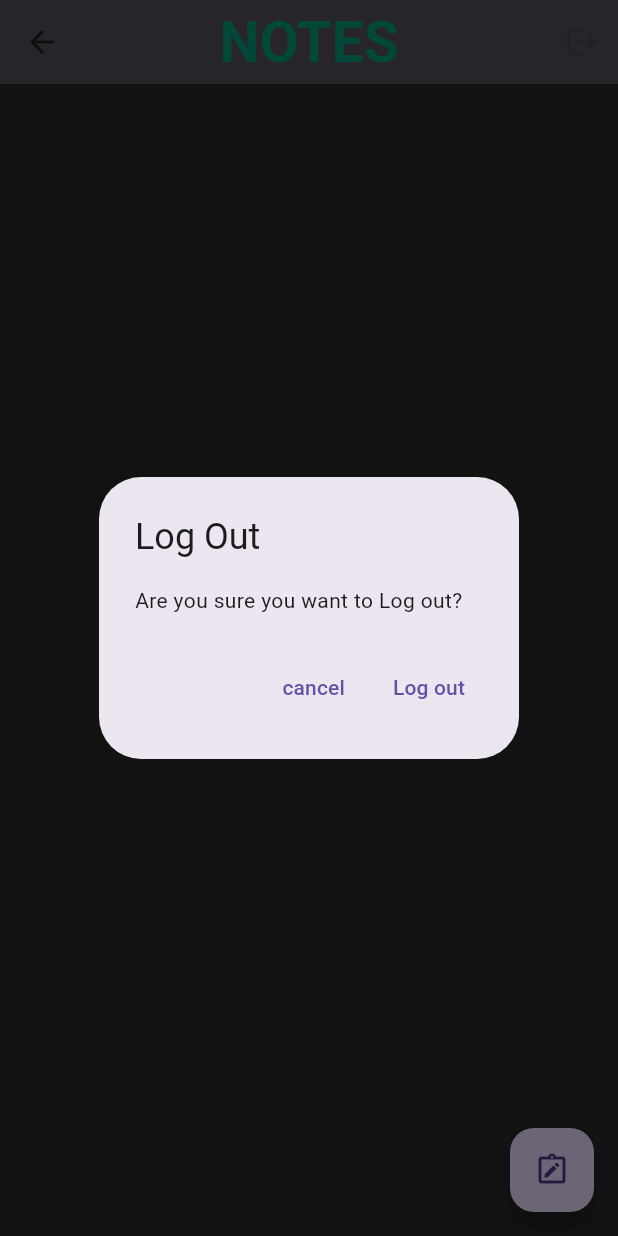
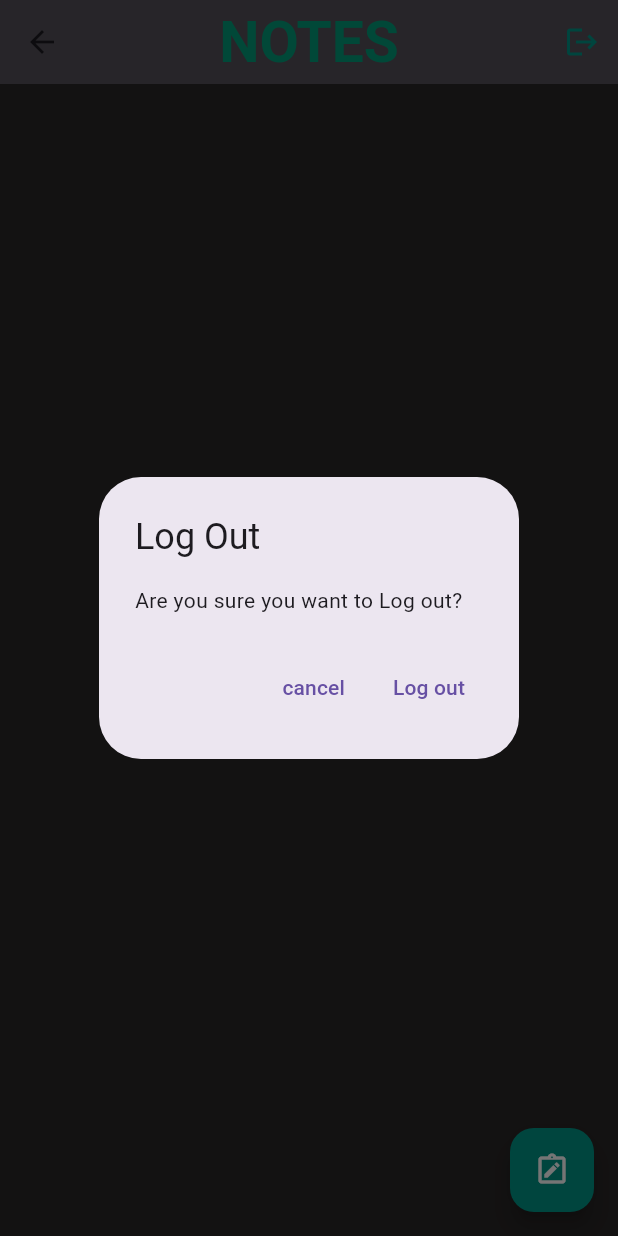
Before and after one commit to OPTRONIX-10/voice-write, a Flutter app: the MainNotes screen opened directly, after a tap on the "logout" icon, on a phone screen of 412 x 824 dp. Run offline on Flutter 3.47's test engine with Material 3 defaults, Android fonts, the phone set to English and light mode, and no system bars; our stand-ins replace bloc, cloud_firestore, equatable, firebase_auth, firebase_core, flutter_bloc; accounts and stored records are empty.

Commit message:
app completed

```diff
--- a/lib/main.dart
+++ b/lib/main.dart
@@ -17,7 +17,7 @@ class MyApp extends StatelessWidget {
   Widget build(BuildContext context) {
     return MaterialApp(
       debugShowCheckedModeBanner: false,
-      title: 'Super Notes',
+      title: 'VoiceWrite+',
       theme: ThemeData(
         useMaterial3: true,
         primarySwatch: Colors.teal,
--- a/lib/screens/home_screens/front_page.dart
+++ b/lib/screens/home_screens/front_page.dart
@@ -50,7 +50,10 @@ class _MainNotesState extends State<MainNotes> {
                   context.read<AuthBloc>().add(AuthEventLogout());
                 }
               },
-              icon: const Icon(Icons.logout))
+              icon: const Icon(
+                Icons.logout,
+                color: Colors.teal,
+              ))
         ],
       ),
       body: SafeArea(
@@ -95,6 +98,7 @@ class _MainNotesState extends State<MainNotes> {
             })),
       ),
       floatingActionButton: FloatingActionButton(
+        backgroundColor: Colors.teal,
         onPressed: () {
           Navigator.of(context).push(MaterialPageRoute(
             builder: (context) => AddNotes(
@@ -102,7 +106,10 @@ class _MainNotesState extends State<MainNotes> {
             ),
           ));
         },
-        child: const Icon(Icons.note_alt_outlined),
+        child: const Icon(
+          Icons.note_alt_outlined,
+          color: Colors.white,
+        ),
       ),
     );
   }
--- a/lib/screens/sign_up.dart
+++ b/lib/screens/sign_up.dart
@@ -1,6 +1,5 @@
 import 'package:flutter/material.dart';
 import 'package:flutter_bloc/flutter_bloc.dart';
-
 
 import 'package:new_project/services/auth/auth_exception.dart';
 
@@ -59,6 +58,7 @@ class _SignUpState extends State<SignUp> {
           body: SafeArea(
             child: Form(
               key: _signinformkey,
+              child: SingleChildScrollView(
                 child: Column(
                   children: [
                     const Padding(
@@ -186,6 +186,7 @@ class _SignUpState extends State<SignUp> {
                   ],
                 ),
               ),
+            ),
           )),
     );
   }
--- a/lib/services/cloud/firebase_cloud_storage.dart
+++ b/lib/services/cloud/firebase_cloud_storage.dart
@@ -34,22 +34,11 @@ class FirebaseCloudStorage {
   }
 
   Stream<Iterable<CloudNote>> getAllNotes({required String owneruserId}) {
-    return notes.snapshots().map((event) => event.docs
-        .map((doc) => CloudNote.fromSnapshot(doc))
-        .where((note) => note.ownerUserId == owneruserId));
+    return notes
+        .where(ownerUserIdFieldName, isEqualTo: owneruserId)
+        .snapshots()
+        .map((event) => event.docs.map((doc) => CloudNote.fromSnapshot(doc)));
   }
-
-  // Future<Iterable<CloudNote>> getNotes({required String ownerUserId}) async {
-  //   try {
-  //     return await notes
-  //         .where(ownerUserIdFieldName, isEqualTo: ownerUserId)
-  //         .get()
-  //         .then(
-  //             (value) => value.docs.map((doc) => CloudNote.fromSnapshot(doc)));
-  //   } catch (e) {
-  //     throw CouldNotGetAllNotesException();
-  //   }
-  // }
 
   Future<CloudNote> getNotesById({required String documentId}) async {
     try {
```
Also changed, not shown: lib/screens/home_screens/addNotes.dart (+14 -9 lines), lib/screens/login_page.dart (+6 -3 lines). Lines whose indentation alone changed are shown as unchanged.
